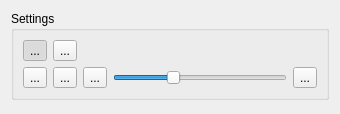
This is src/widgets/monitorscenecontrolwidget_ui.ui in KDE/kdenlive as Qt 5 draws it before an edit. The edited form follows.
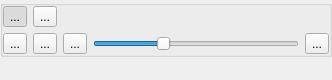
This is the edited form.

Commit message: Some smaller UI improvements on the settings for on-monitor widgets

Diff of the .ui file:
```diff
--- a/src/widgets/monitorscenecontrolwidget_ui.ui
+++ b/src/widgets/monitorscenecontrolwidget_ui.ui
@@ -6,18 +6,21 @@
    <rect>
     <x>0</x>
     <y>0</y>
-    <width>340</width>
-    <height>114</height>
+    <width>332</width>
+    <height>80</height>
    </rect>
   </property>
   <property name="windowTitle">
    <string>Form</string>
   </property>
   <layout class="QGridLayout" name="gridLayout">
+   <property name="margin">
+    <number>0</number>
+   </property>
    <item row="0" column="2">
     <widget class="QGroupBox" name="groupBox">
      <property name="title">
-      <string>Settings</string>
+      <string/>
      </property>
      <property name="flat">
       <bool>true</bool>
@@ -26,6 +29,9 @@
       <bool>false</bool>
      </property>
      <layout class="QGridLayout" name="gridLayout_2">
+      <property name="margin">
+       <number>0</number>
+      </property>
       <item row="1" column="0">
        <widget class="QToolButton" name="buttonZoomFit">
         <property name="text">
```
The commit also changes 4 other files.
